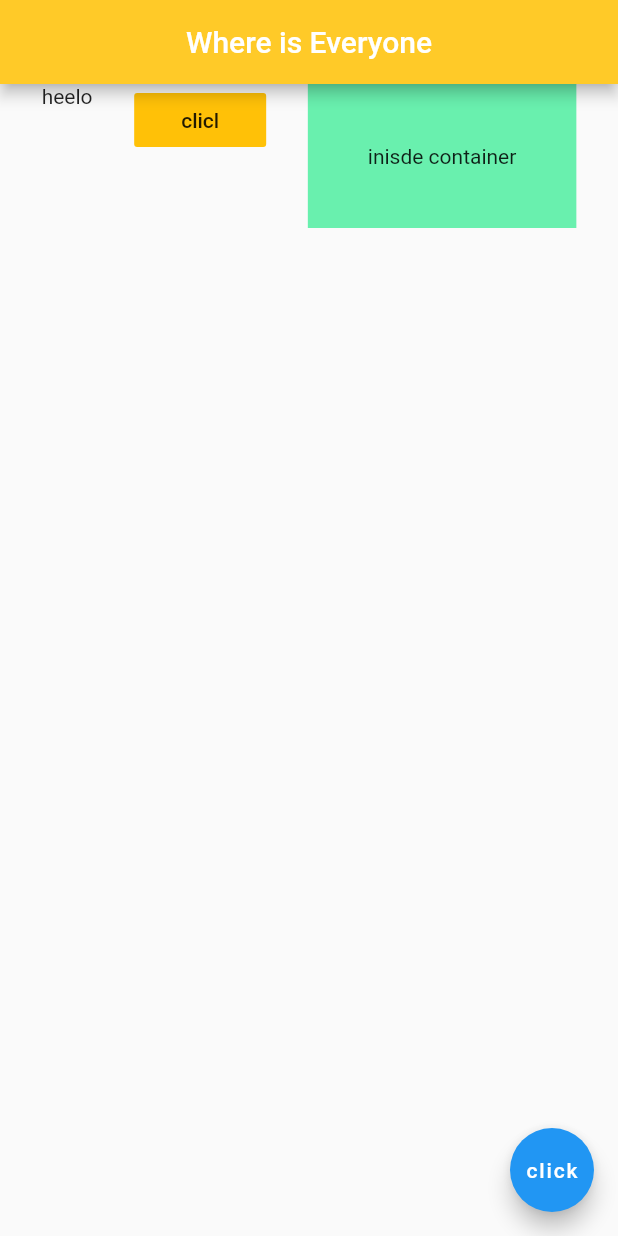
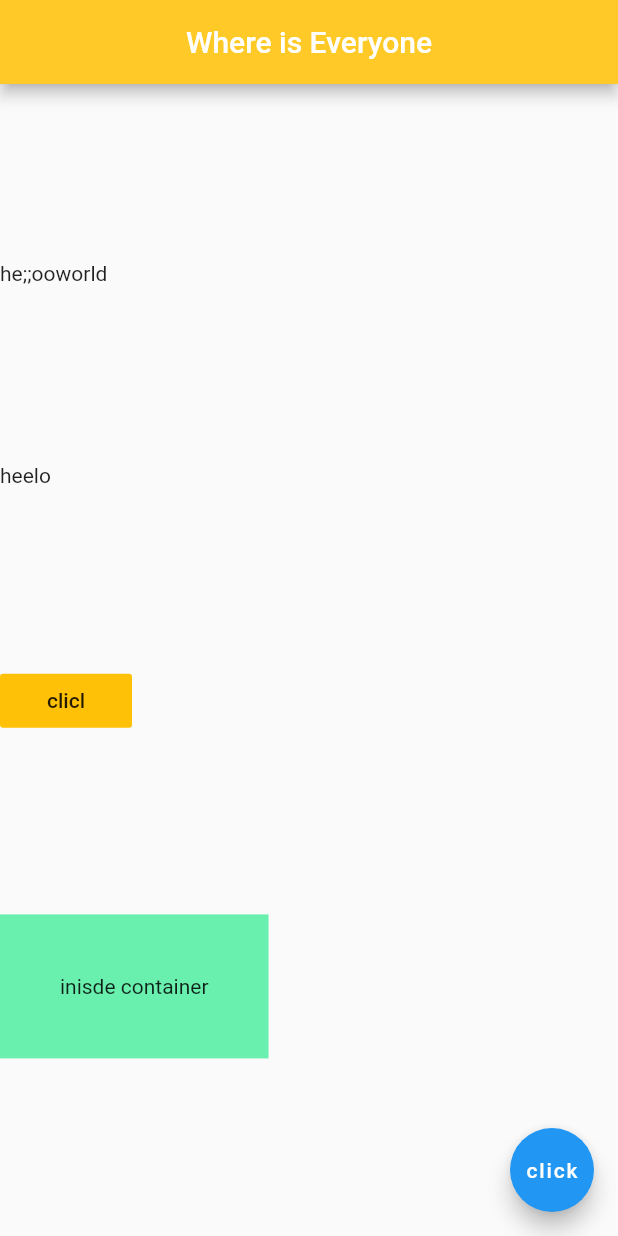
Before and after one commit to Shraddhasaini/Mobile-StatusNeo, a Flutter app: the screen it shows after launch, on a phone screen of 412 x 824 dp. Run offline on Flutter 3.47's test engine with Material 2 defaults, Android fonts, the phone set to English and light mode, and no system bars; project files that could hold a hidden picture were left out.

Commit message:
Add files via upload

```diff
--- a/lib/main.dart
+++ b/lib/main.dart
@@ -14,10 +14,16 @@ class Home extends StatelessWidget {
         centerTitle: true,
         backgroundColor: Colors.amber[400],
       ),
-      body: Row(
+      body: Column(
         mainAxisAlignment: MainAxisAlignment.spaceEvenly,
         crossAxisAlignment: CrossAxisAlignment.start,
         children: <Widget>[
+          Row(
+            children: <Widget>[
+              Text('he;;oo'),
+              Text ('world'),
+            ],
+          ),
           Text('heelo'),
           FlatButton(
             onPressed: (){},
```
